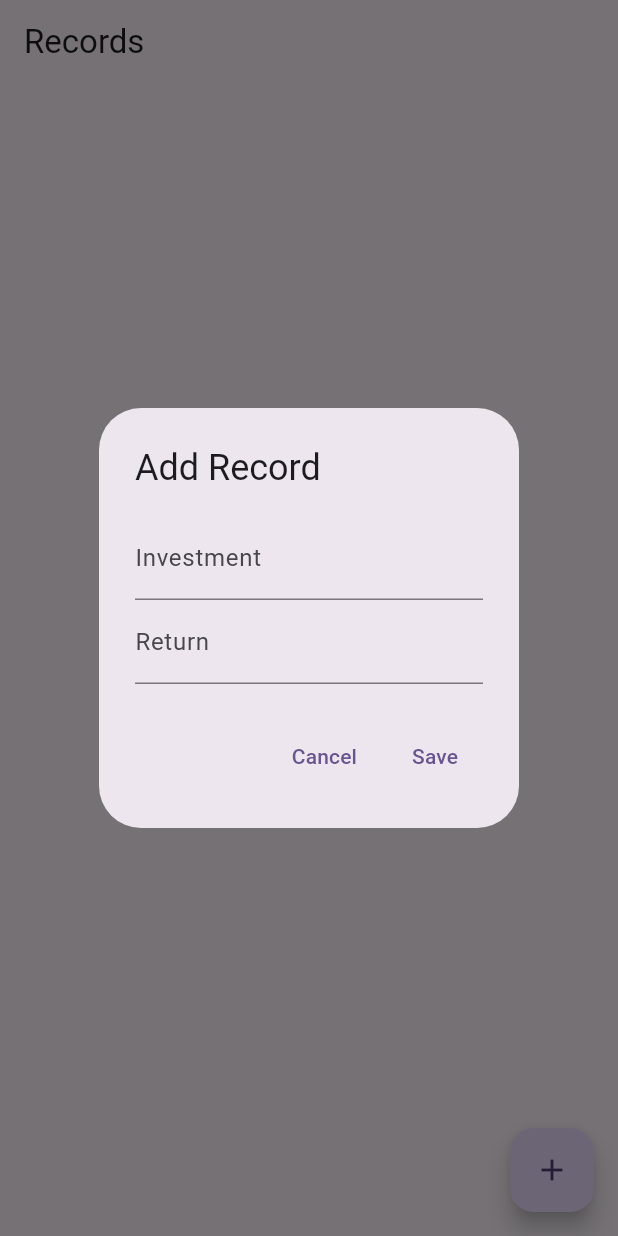
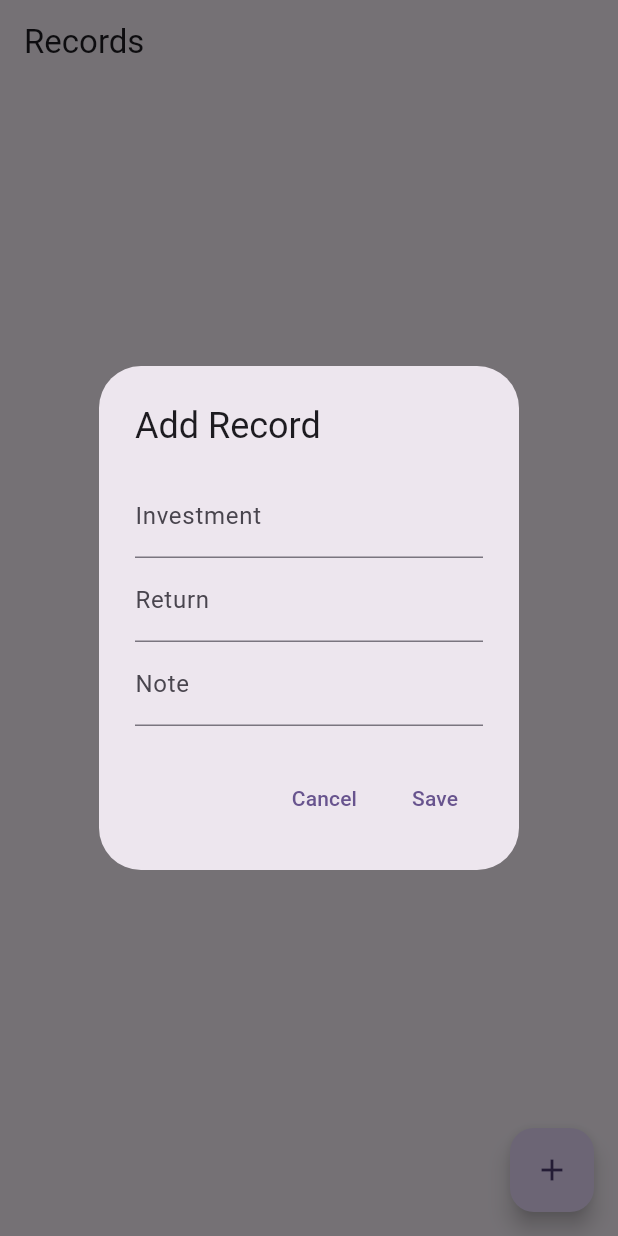
Before and after one commit to FAL-coffee/ps_log, a Flutter app: the screen it shows after launch, after a tap on the "add" icon, on a phone screen of 412 x 824 dp. Run offline on Flutter 3.47's test engine with Material 3 defaults, Android fonts, the light colour scheme and no system bars.

Commit message:
Add note field to records and update tests

```diff
--- a/lib/main.dart
+++ b/lib/main.dart
@@ -33,6 +33,7 @@
   void _addRecord() {
     final investmentController = TextEditingController();
     final returnController = TextEditingController();
+    final noteController = TextEditingController();
     showDialog(
       context: context,
       builder: (context) {
@@ -53,6 +54,11 @@
                 keyboardType: TextInputType.number,
                 decoration: const InputDecoration(labelText: 'Return'),
               ),
+              TextField(
+                key: const Key('noteField'),
+                controller: noteController,
+                decoration: const InputDecoration(labelText: 'Note'),
+              ),
             ],
           ),
           actions: [
@@ -68,6 +74,7 @@
                   _records.add(Record(
                     investment: investment,
                     returnAmount: returnAmount,
+                    note: noteController.text,
                   ));
                 });
                 Navigator.of(context).pop();
@@ -92,7 +99,14 @@
                 final record = _records[index];
                 return ListTile(
                   title: Text('Investment: \$${record.investment}, Return: \$${record.returnAmount}'),
-                  subtitle: Text('Profit: \$${record.profit}'),
+                  subtitle: Column(
+                    crossAxisAlignment: CrossAxisAlignment.start,
+                    children: [
+                      Text('Profit: \$${record.profit}'),
+                      if (record.note != null && record.note!.isNotEmpty)
+                        Text('Note: ${record.note}')
+                    ],
+                  ),
                 );
               },
             ),
```
Also changed, not shown: 1 other file.
